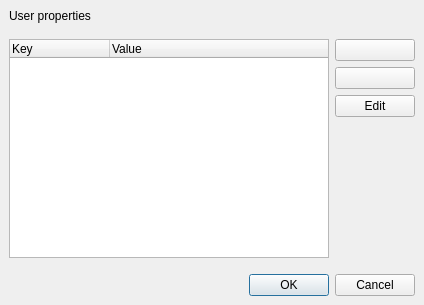
KLayout/klayout, file src/laybasic/laybasic/UserPropertiesForm.ui: the form before one commit.
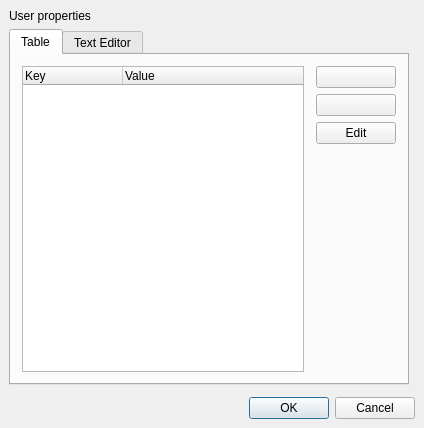
The form after the commit. Icons and pictures are not drawn.

Commit message:
Implemented #382: text editor view for user props
This view is an alternative view to the table and
allows copy/paste and faster editing.

```diff
--- a/src/laybasic/laybasic/UserPropertiesForm.ui
+++ b/src/laybasic/laybasic/UserPropertiesForm.ui
@@ -1,12 +1,12 @@
 <ui version="4.0" >
  <class>UserPropertiesForm</class>
- <widget class="QDialog" name="UserPropertiesForm" >
-  <property name="geometry" >
+ <widget class="QDialog" name="UserPropertiesForm">
+  <property name="geometry">
    <rect>
     <x>0</x>
     <y>0</y>
     <width>424</width>
-    <height>305</height>
+    <height>428</height>
    </rect>
   </property>
   <property name="windowTitle" >
@@ -16,28 +16,21 @@
    <property name="margin" >
     <number>9</number>
    </property>
-   <property name="spacing" >
-    <number>0</number>
+   <property name="topMargin">
+    <number>9</number>
    </property>
-   <item row="1" column="0" colspan="2" >
-    <spacer>
-     <property name="orientation" >
-      <enum>Qt::Vertical</enum>
-     </property>
-     <property name="sizeType" >
-      <enum>QSizePolicy::Fixed</enum>
-     </property>
-     <property name="sizeHint" >
-      <size>
-       <width>332</width>
-       <height>16</height>
-      </size>
-     </property>
-    </spacer>
-   </item>
-   <item row="0" column="0" colspan="2" >
-    <widget class="QLabel" name="title_lbl" >
-     <property name="text" >
+   <property name="rightMargin">
+    <number>9</number>
+   </property>
+   <property name="bottomMargin">
+    <number>9</number>
+   </property>
+   <property name="spacing">
+    <number>6</number>
+   </property>
+   <item row="0" column="0" colspan="2">
+    <widget class="QLabel" name="title_lbl">
+     <property name="text">
       <string>User properties</string>
      </property>
     </widget>
@@ -47,34 +40,14 @@
      <property name="orientation" >
       <enum>Qt::Horizontal</enum>
      </property>
-     <property name="standardButtons" >
-      <set>QDialogButtonBox::Cancel|QDialogButtonBox::NoButton|QDialogButtonBox::Ok</set>
+     <property name="standardButtons">
+      <set>QDialogButtonBox::Cancel|QDialogButtonBox::Ok</set>
      </property>
     </widget>
    </item>
-   <item row="2" column="0" >
-    <widget class="QTreeWidget" name="prop_list" >
-     <property name="rootIsDecorated" >
-      <bool>false</bool>
-     </property>
-     <property name="allColumnsShowFocus" >
-      <bool>true</bool>
-     </property>
-     <column>
-      <property name="text" >
-       <string>Key</string>
-      </property>
-     </column>
-     <column>
-      <property name="text" >
-       <string>Value</string>
-      </property>
-     </column>
-    </widget>
-   </item>
-   <item row="2" column="1" >
-    <widget class="QFrame" name="edit_frame" >
-     <property name="frameShape" >
+   <item row="3" column="1">
+    <widget class="QFrame" name="edit_frame">
+     <property name="frameShape">
       <enum>QFrame::NoFrame</enum>
      </property>
      <property name="frameShadow" >
@@ -87,84 +60,124 @@
       <property name="spacing" >
        <number>6</number>
       </property>
-      <item row="3" column="2" >
-       <spacer>
-        <property name="orientation" >
-         <enum>Qt::Vertical</enum>
-        </property>
-        <property name="sizeHint" >
-         <size>
-          <width>61</width>
-          <height>114</height>
-         </size>
-        </property>
-       </spacer>
-      </item>
-      <item rowspan="4" row="0" column="0" >
-       <spacer>
-        <property name="orientation" >
-         <enum>Qt::Horizontal</enum>
-        </property>
-        <property name="sizeType" >
-         <enum>QSizePolicy::Fixed</enum>
-        </property>
-        <property name="sizeHint" >
-         <size>
-          <width>6</width>
-          <height>201</height>
-         </size>
-        </property>
-       </spacer>
-      </item>
-      <item row="2" column="1" colspan="2" >
-       <widget class="QPushButton" name="edit_pb" >
-        <property name="text" >
-         <string>Edit</string>
-        </property>
-       </widget>
-      </item>
-      <item row="0" column="1" colspan="2" >
-       <widget class="QPushButton" name="add_pb" >
-        <property name="text" >
-         <string/>
-        </property>
-        <property name="icon" >
-         <iconset resource="layResources.qrc" >:/add.png</iconset>
-        </property>
-       </widget>
-      </item>
-      <item row="1" column="1" colspan="2" >
-       <widget class="QPushButton" name="remove_pb" >
-        <property name="text" >
-         <string/>
-        </property>
-        <property name="icon" >
-         <iconset resource="layResources.qrc" >:/del.png</iconset>
-        </property>
-       </widget>
-      </item>
      </layout>
     </widget>
    </item>
-   <item row="3" column="0" colspan="2" >
-    <spacer>
-     <property name="orientation" >
-      <enum>Qt::Vertical</enum>
+   <item row="1" column="0">
+    <widget class="QTabWidget" name="mode_tab">
+     <property name="currentIndex">
+      <number>0</number>
      </property>
-     <property name="sizeType" >
-      <enum>QSizePolicy::Fixed</enum>
-     </property>
-     <property name="sizeHint" >
-      <size>
-       <width>332</width>
-       <height>16</height>
-      </size>
-     </property>
-    </spacer>
+     <widget class="QWidget" name="tab">
+      <attribute name="title">
+       <string>Table</string>
+      </attribute>
+      <layout class="QGridLayout" name="gridLayout">
+       <item row="0" column="1" rowspan="4">
+        <spacer name="spacer_2">
+         <property name="orientation">
+          <enum>Qt::Horizontal</enum>
+         </property>
+         <property name="sizeType">
+          <enum>QSizePolicy::Fixed</enum>
+         </property>
+         <property name="sizeHint" stdset="0">
+          <size>
+           <width>6</width>
+           <height>201</height>
+          </size>
+         </property>
+        </spacer>
+       </item>
+       <item row="0" column="2">
+        <widget class="QPushButton" name="add_pb">
+         <property name="text">
+          <string/>
+         </property>
+         <property name="icon">
+          <iconset resource="../../lay/lay/layResources.qrc">
+           <normaloff>:/add.png</normaloff>:/add.png</iconset>
+         </property>
+        </widget>
+       </item>
+       <item row="1" column="2">
+        <widget class="QPushButton" name="remove_pb">
+         <property name="text">
+          <string/>
+         </property>
+         <property name="icon">
+          <iconset resource="../../lay/lay/layResources.qrc">
+           <normaloff>:/del.png</normaloff>:/del.png</iconset>
+         </property>
+        </widget>
+       </item>
+       <item row="2" column="2">
+        <widget class="QPushButton" name="edit_pb">
+         <property name="text">
+          <string>Edit</string>
+         </property>
+        </widget>
+       </item>
+       <item row="3" column="2">
+        <spacer name="spacer">
+         <property name="orientation">
+          <enum>Qt::Vertical</enum>
+         </property>
+         <property name="sizeHint" stdset="0">
+          <size>
+           <width>61</width>
+           <height>211</height>
+          </size>
+         </property>
+        </spacer>
+       </item>
+       <item row="0" column="0" rowspan="4">
+        <widget class="QTreeWidget" name="prop_list">
+         <property name="rootIsDecorated">
+          <bool>false</bool>
+         </property>
+         <property name="allColumnsShowFocus">
+          <bool>true</bool>
+         </property>
+         <column>
+          <property name="text">
+           <string>Key</string>
+          </property>
+         </column>
+         <column>
+          <property name="text">
+           <string>Value</string>
+          </property>
+         </column>
+        </widget>
+       </item>
+      </layout>
+     </widget>
+     <widget class="QWidget" name="tab_2">
+      <attribute name="title">
+       <string>Text Editor</string>
+      </attribute>
+      <layout class="QVBoxLayout" name="verticalLayout">
+       <item>
+        <widget class="QTextEdit" name="text_edit"/>
+       </item>
+       <item>
+        <widget class="QLabel" name="help_label">
+         <property name="text">
+          <string>&lt;html&gt;Use the Variant Notation for key and value (&lt;a href=&quot;int:/about/variant_notation.xml&quot;&gt;See here for details&lt;/a&gt;)&lt;/html&gt;</string>
+         </property>
+         <property name="wordWrap">
+          <bool>true</bool>
+         </property>
+        </widget>
+       </item>
+      </layout>
+     </widget>
+    </widget>
    </item>
   </layout>
  </widget>
- <layoutdefault spacing="6" margin="11" />
+ <layoutdefault spacing="6" margin="11"/>
  <tabstops>
   <tabstop>prop_list</tabstop>
   <tabstop>add_pb</tabstop>
```
Left out of the diff: 46 changed lines with no effect on the pictures. The commit also changes 11 other files.
